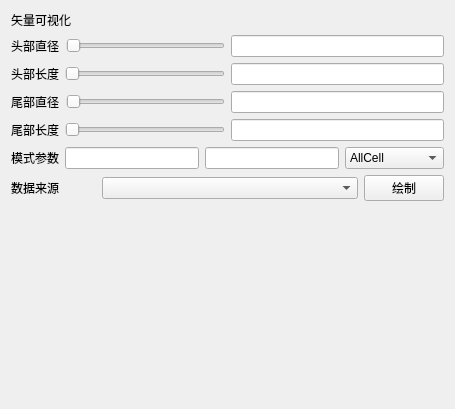
The window that Qt/Resources/UI/igVector.ui (hu-shuhan/editOpeniGame) describes before a commit, drawn with Qt 5.
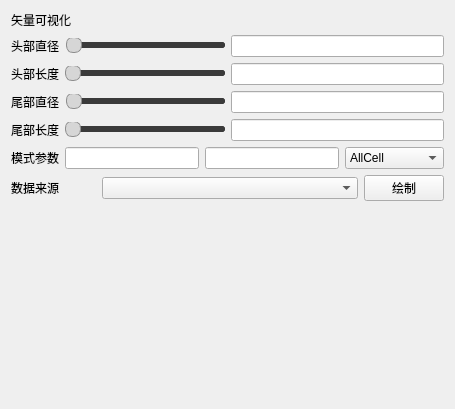
The same window after the commit.

Diff of the .ui file:
```diff
--- a/Qt/Resources/UI/igVector.ui
+++ b/Qt/Resources/UI/igVector.ui
@@ -25,6 +25,34 @@
   <property name="windowTitle">
    <string>Form</string>
   </property>
+  <property name="styleSheet">
+   <string notr="true">QSlider::groove:horizontal {
+    background: #2F2F2F;
+    height: 6px;
+    border-radius: 3px;
+}
+QSlider::sub-page:horizontal {
+    background: #C0C0C0;
+    border-radius: 3px;
+}
+QSlider::add-page:horizontal {
+    background: #3A3A3A;
+    border-radius: 3px;
+}
+QSlider::handle:horizontal {
+    background: #D6D6D6;
+    border: 1px solid #8E8E8E;
+    width: 14px;
+    margin: -5px 0;
+    border-radius: 7px;
+}
+QSlider::handle:horizontal:hover {
+    background: #E2E2E2;
+}
+QSlider::handle:horizontal:pressed {
+    background: #B8B8B8;
+}</string>
+  </property>
   <layout class="QVBoxLayout" name="verticalLayout">
    <item>
     <widget class="QLabel" name="label">
```
